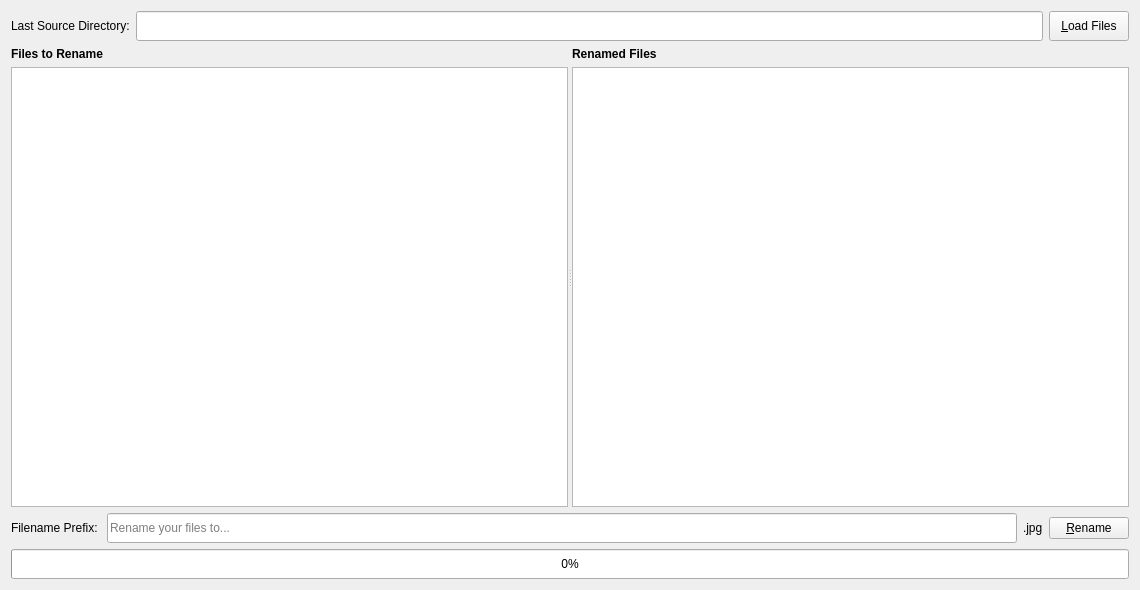
The window that rprename/ui/window.ui (Blue00FF/rprename_project) describes before a commit, drawn with Qt 5.
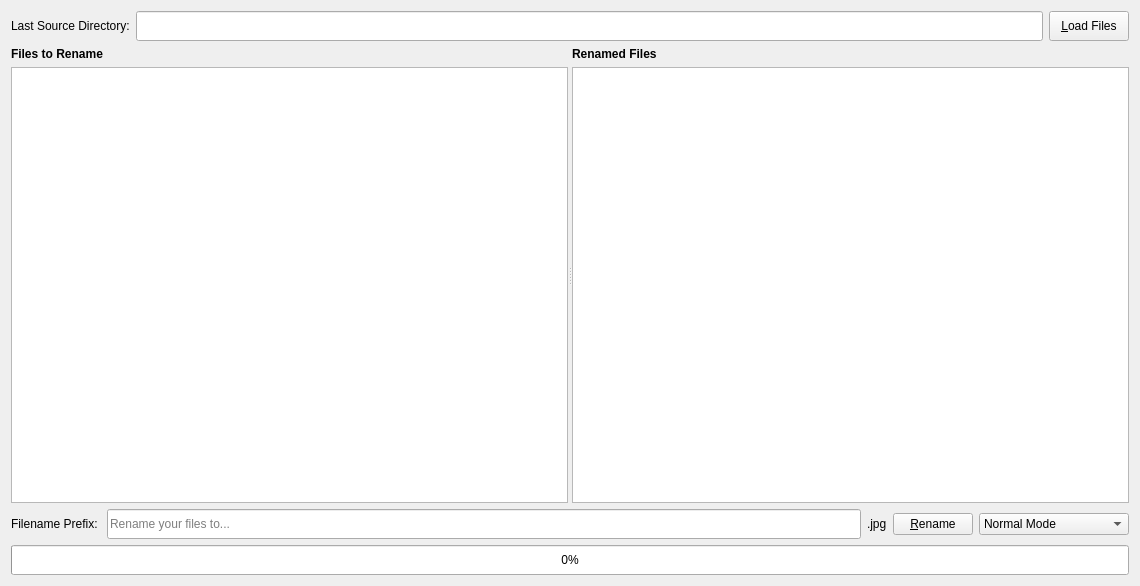
The same window after the commit.

What changed in the file:
```diff
--- a/rprename/ui/window.ui
+++ b/rprename/ui/window.ui
@@ -7,13 +7,13 @@
     <x>0</x>
     <y>0</y>
     <width>1140</width>
-    <height>590</height>
+    <height>586</height>
    </rect>
   </property>
   <property name="windowTitle">
    <string>RP Renamer</string>
   </property>
-  <layout class="QGridLayout" name="gridLayout">
+  <layout class="QGridLayout" name="gridLayout_2">
    <item row="0" column="0">
     <layout class="QHBoxLayout" name="horizontalLayout_2">
      <item>
@@ -72,7 +72,7 @@
      <property name="orientation">
       <enum>Qt::Horizontal</enum>
      </property>
-     <widget class="QWidget" name="">
+     <widget class="QWidget" name="layoutWidget">
       <layout class="QVBoxLayout" name="verticalLayout">
        <item>
         <widget class="QLabel" name="label_2">
@@ -92,7 +92,7 @@
        </item>
       </layout>
      </widget>
-     <widget class="QWidget" name="">
+     <widget class="QWidget" name="layoutWidget">
       <layout class="QVBoxLayout" name="verticalLayout_2">
        <item>
         <widget class="QLabel" name="label_3">
@@ -115,17 +115,29 @@
     </widget>
    </item>
    <item row="2" column="0">
-    <layout class="QHBoxLayout" name="horizontalLayout_4">
-     <item>
-      <layout class="QHBoxLayout" name="horizontalLayout_3">
-       <item>
+    <layout class="QGridLayout" name="gridLayout">
+     <item row="0" column="3">
+      <widget class="QPushButton" name="renameFilesButton">
+       <property name="text">
+        <string>&amp;Rename</string>
+       </property>
+      </widget>
+     </item>
+     <item row="0" column="2">
+      <widget class="QLabel" name="extensionLabel">
+       <property name="text">
+        <string>.jpg</string>
+       </property>
+      </widget>
+     </item>
+     <item row="0" column="0">
         <widget class="QLabel" name="label_4">
          <property name="text">
           <string>Filename Prefix: </string>
          </property>
         </widget>
        </item>
-       <item>
+     <item row="0" column="1">
         <widget class="QLineEdit" name="prefixEdit">
          <property name="minimumSize">
           <size>
@@ -144,20 +156,29 @@
          </property>
         </widget>
        </item>
+     <item row="0" column="4">
+      <widget class="QComboBox" name="renameMode">
+       <property name="minimumSize">
+        <size>
+         <width>150</width>
+         <height>0</height>
+        </size>
+       </property>
        <item>
-        <widget class="QLabel" name="extensionLabel">
          <property name="text">
-          <string>.jpg</string>
-         </property>
-        </widget>
+         <string>Normal Mode</string>
+        </property>
        </item>
-      </layout>
+       <item>
+        <property name="text">
+         <string>Datetime Mode</string>
+        </property>
      </item>
      <item>
-      <widget class="QPushButton" name="renameFilesButton">
        <property name="text">
-        <string>&amp;Rename</string>
-       </property>
+         <string>Random Mode</string>
+        </property>
+       </item>
       </widget>
      </item>
     </layout>
```
Lines whose indentation alone changed are shown as unchanged.
